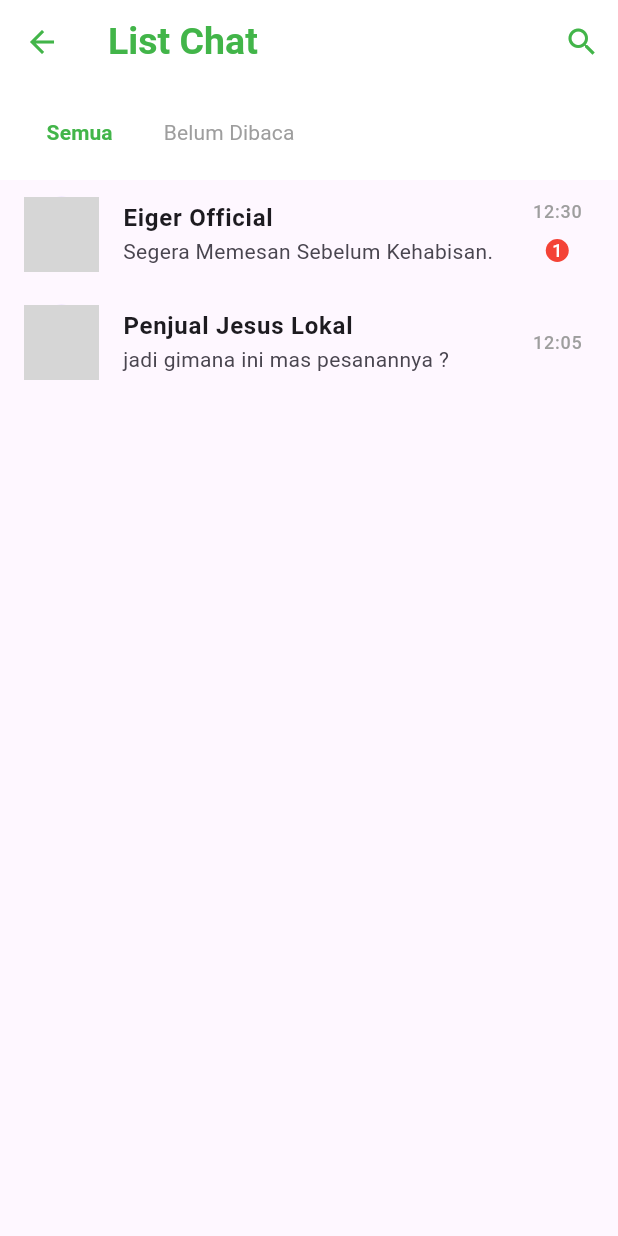
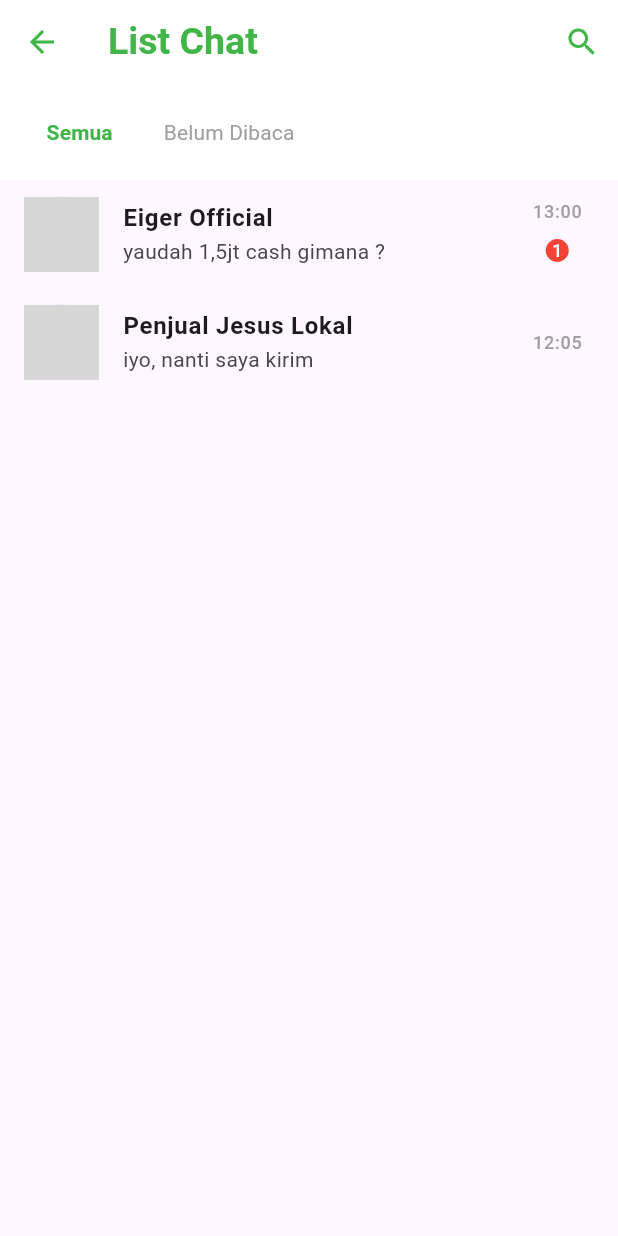
Before and after one commit to YusufxAlbana/Flutter-App, a Flutter app: the homePage screen opened by its route, after a tap on the "message" icon, on a phone screen of 412 x 824 dp. Run offline on Flutter 3.47's test engine with Material 3 defaults, Android fonts, the phone set to English and light mode, and no system bars; our stand-ins replace badges, curved_navigation_bar; grey boxes are pictures that could not be loaded.

Commit message:
last change

```diff
--- a/lib/main.dart
+++ b/lib/main.dart
@@ -10,6 +10,7 @@
 import 'pages/home_page.dart';
 import 'pages/list_page.dart';
 import 'pages/detail_chat.dart';
+import 'pages/detail_product.dart';
 
 void main () {
   runApp(const MyApp());
--- a/lib/pages/account_page.dart
+++ b/lib/pages/account_page.dart
@@ -68,7 +68,7 @@ class AccountPage extends StatelessWidget {
             crossAxisAlignment: CrossAxisAlignment.start,
             children: const [
               Text(
-                'Yusuf Nawaf Albana',
+                'B.Fernandes',
                 style: TextStyle(
                   fontSize: 24,
                   fontWeight: FontWeight.bold,
@@ -77,7 +77,7 @@ class AccountPage extends StatelessWidget {
               ),
               SizedBox(height: 5),
               Text(
-                'yusufnawafalbana2009@gmail.com',
+                'brunofernandes@gmail.com',
                 style: TextStyle(color: Colors.white70),
               ),
             ],
--- a/lib/pages/list_page.dart
+++ b/lib/pages/list_page.dart
@@ -10,39 +10,44 @@ class _listPageState extends State<listPage> {
 final List<Map<String, dynamic>> chats = [
   {
     'name': 'Eiger Official',
-    'message': 'Segera Memesan Sebelum Kehabisan.',
-    'time': '12:30',
+    'message': 'yaudah 1,5jt cash gimana ?',
+    'time': '13:00',
     'avatar': 'images/7.png',
     'isUnread': true,
     'messages': [
       {
-        'text': 'Segera Memesan Sebelum Kehabisan.',
+        'text': 'Lelang tiket coldplay harga 2jt',
         'isMe': false,
         'time': '12:30',
       },
       {
-        'text': 'Baik, saya cek dulu stoknya.',
+        'text': 'apaan sih calo calo',
         'isMe': true,
-        'time': '12:32',
+        'time': '12:45',
+      },
+      {
+        'text': 'yaudah 1,5jt cash gimana ?',
+        'isMe': false,
+        'time': '13:00',
       },
     ],
   },
   {
     'name': 'Penjual Jesus Lokal',
-    'message': 'jadi gimana ini mas pesanannya ?',
+    'message': 'iyo, nanti saya kirim',
     'time': '12:05',
     'avatar': 'images/5.webp',
     'isUnread': false,
     'messages': [
       {
-        'text': 'Halo mas, jadi gimana pesannya?',
+        'text': 'Mas, pesen dua ya',
+        'isMe': true,
+        'time': '10:07',
+      },
+      {
+        'text': 'iyo, nanti saya kirim',
         'isMe': false,
         'time': '12:05',
-      },
-      {
-        'text': 'Oh iya, saya pesen 2 ya.',
-        'isMe': true,
-        'time': '12:07',
       },
     ],
   },
--- a/lib/pages/register_page.dart
+++ b/lib/pages/register_page.dart
@@ -59,7 +59,7 @@ class _RegisterPageState extends State<RegisterPage> {
         ),
         const SizedBox(height: 20),
         const Text(
-          'Welcome New User',
+          'Welcome to TOKOESIAN',
           style: TextStyle(
             fontSize: 32,
             fontWeight: FontWeight.bold,
--- a/lib/widgets/itemsWidget.dart
+++ b/lib/widgets/itemsWidget.dart
@@ -109,7 +109,7 @@ class ItemsWidget extends StatelessWidget {
                       borderRadius: BorderRadius.circular(20),
                       child: Image.asset(
                         myProductImages[i],
-                        height: 350,
+                        height: 100,
                         width: double.infinity,
                         fit: BoxFit.cover,
                       ),
```
Also changed, not shown: lib/pages/detail_product.dart (+3 -25 lines).
